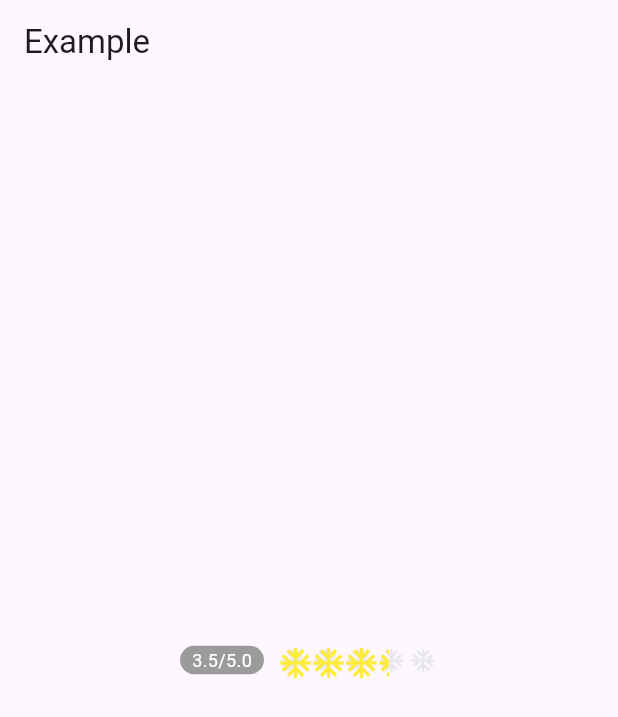
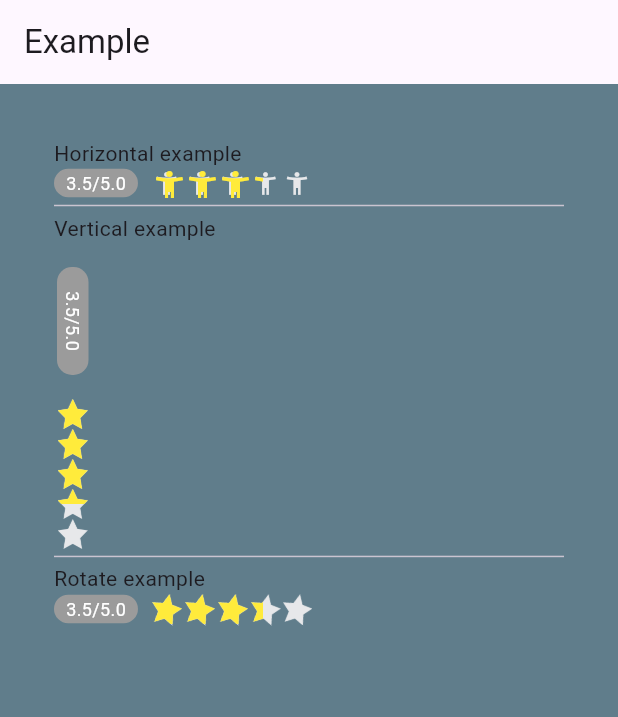
Before and after one commit to minhhung2556/romantic_project_flutter_rating_stars, a Flutter app: the screen it shows after launch, on a phone screen of 412 x 824 dp. Shown: the top 717 px of the screen. Run offline on Flutter 3.47's test engine with Material 3 defaults, Android fonts, the phone set to English and light mode, and no system bars.

Commit message:
docs: update example

```diff
--- a/example/lib/main.dart
+++ b/example/lib/main.dart
@@ -10,6 +10,7 @@ class MyApp extends StatefulWidget {
 
 class _MyAppState extends State<MyApp> {
   double value = 3.5;
+
   @override
   Widget build(BuildContext context) {
     return MaterialApp(
@@ -21,8 +22,15 @@ class _MyAppState extends State<MyApp> {
         appBar: AppBar(
           title: Text('Example'),
         ),
-        body: Center(
-          child: RatingStars(
+        body: Container(
+          alignment: Alignment.center,
+          color: Colors.blueGrey,
+          padding: EdgeInsets.all(36),
+          child: Column(
+            crossAxisAlignment: CrossAxisAlignment.start,
+            children: [
+              Text('Horizontal example'),
+              RatingStars(
                 value: value,
                 onValueChanged: (v) {
                   //
@@ -31,7 +39,7 @@ class _MyAppState extends State<MyApp> {
                   });
                 },
                 starBuilder: (index, color) => Icon(
-              Icons.ac_unit_outlined,
+                  Icons.accessibility_new,
                   color: color,
                 ),
                 starCount: 5,
@@ -54,6 +62,73 @@ class _MyAppState extends State<MyApp> {
                 starOffColor: const Color(0xffe7e8ea),
                 starColor: Colors.yellow,
               ),
+              const Divider(height: 10),Text('Vertical example'),
+              Row(
+                crossAxisAlignment: CrossAxisAlignment.start,
+                children: [
+                  RatingStars(
+                    axis: Axis.vertical,
+                    value: value,
+                    onValueChanged: (v) {
+                      //
+                      setState(() {
+                        value = v;
+                      });
+                    },
+                    starCount: 5,
+                    starSize: 20,
+                    valueLabelColor: const Color(0xff9b9b9b),
+                    valueLabelTextStyle: const TextStyle(
+                        color: Colors.white,
+                        fontWeight: FontWeight.w400,
+                        fontStyle: FontStyle.normal,
+                        fontSize: 12.0),
+                    valueLabelRadius: 10,
+                    maxValue: 5,
+                    starSpacing: 2,
+                    maxValueVisibility: true,
+                    valueLabelVisibility: true,
+                    animationDuration: Duration(milliseconds: 1000),
+                    valueLabelPadding:
+                        const EdgeInsets.symmetric(vertical: 1, horizontal: 8),
+                    valueLabelMargin: const EdgeInsets.only(right: 8),
+                    starOffColor: const Color(0xffe7e8ea),
+                    starColor: Colors.yellow,
+                  ),
+                ],
+              ),const Divider(height: 10),Text('Rotate example'),
+              RatingStars(
+                axis: Axis.horizontal,
+                value: value,
+                onValueChanged: (v) {
+                  //
+                  setState(() {
+                    value = v;
+                  });
+                },
+                starCount: 5,
+                starSize: 20,
+                valueLabelColor: const Color(0xff9b9b9b),
+                valueLabelTextStyle: const TextStyle(
+                    color: Colors.white,
+                    fontWeight: FontWeight.w400,
+                    fontStyle: FontStyle.normal,
+                    fontSize: 12.0),
+                valueLabelRadius: 10,
+                maxValue: 5,
+                starSpacing: 2,
+                maxValueVisibility: true,
+                valueLabelVisibility: true,
+                animationDuration: Duration(milliseconds: 1000),
+                valueLabelPadding:
+                const EdgeInsets.symmetric(vertical: 1, horizontal: 8),
+                valueLabelMargin: const EdgeInsets.only(right: 8),
+                starOffColor: const Color(0xffe7e8ea),
+                starColor: Colors.yellow,
+                angle: 12,
+              ),
+            ],
+          ),
         ),
       ),
     );
```
Lines whose indentation alone changed are shown as unchanged.
